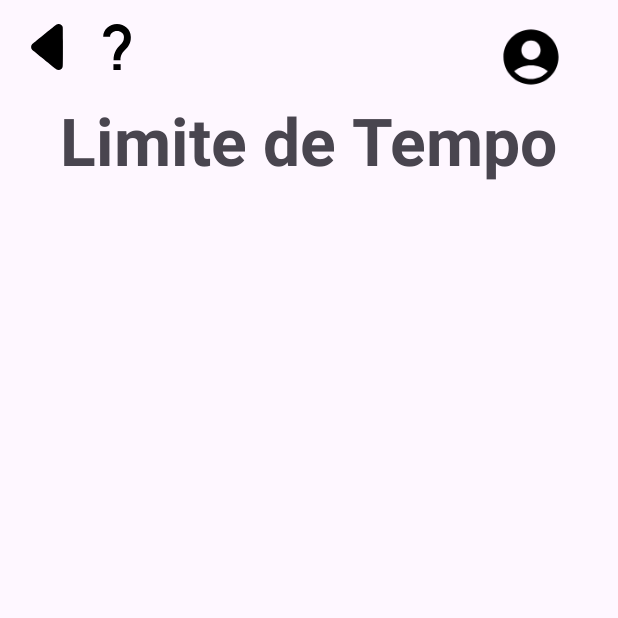
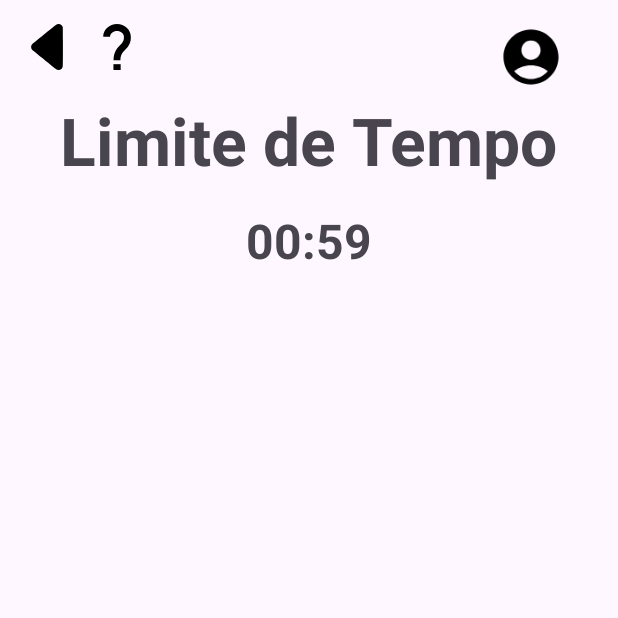
Before and after one commit to GabriellyVitoria5/App-Termix, an Android app: the TimeLimitMinigame screen opened directly, with no data from a screen before it, on a phone screen of 412 x 824 dp, the top half of it. Run offline under Robolectric (Android 15) with nearby library versions, the phone set to English and light mode, and no system bars.

Commit message:
Adiciona lógica de contagem regressiva ao minijogo de limite de tempo e exibe o timer na interface

```diff
--- a/app/src/main/java/com/ifmg/termix/TimeLimitMinigame.kt
+++ b/app/src/main/java/com/ifmg/termix/TimeLimitMinigame.kt
@@ -2,23 +2,33 @@ package com.ifmg.termix
 
 import android.content.Intent
 import android.os.Bundle
+import android.os.CountDownTimer
+import android.widget.TextView
 import androidx.activity.enableEdgeToEdge
 import androidx.appcompat.app.AppCompatActivity
 import androidx.core.view.ViewCompat
 import androidx.core.view.WindowInsetsCompat
 import com.ifmg.termix.databinding.ActivityTimeLimitMinigameBinding
+import java.util.Locale
 
 class TimeLimitMinigame : AppCompatActivity() {
 
     private lateinit var tileLimiteMinigameBinding: ActivityTimeLimitMinigameBinding
+    private lateinit var timerText: TextView
+    private var countDownTimer: CountDownTimer? = null
+    private val totalTimeInMillis: Long = 60000 // 1 minuto = 60000 milissegundos
+    private var isGameWon = false // Variável que indica se o jogador acertou a palavra
 
     override fun onCreate(savedInstanceState: Bundle?) {
         super.onCreate(savedInstanceState)
         enableEdgeToEdge()
 
-        // Inflar os componentes da interface
+        // Infla os componentes da interface
         tileLimiteMinigameBinding = ActivityTimeLimitMinigameBinding.inflate(layoutInflater)
         setContentView(tileLimiteMinigameBinding.root)
+
+        // Referencia o TextView para o timer
+        timerText = findViewById(R.id.timer_time_limit)
 
         ViewCompat.setOnApplyWindowInsetsListener(findViewById(R.id.main)) { v, insets ->
             val systemBars = insets.getInsets(WindowInsetsCompat.Type.systemBars())
@@ -26,22 +36,71 @@ class TimeLimitMinigame : AppCompatActivity() {
             insets
         }
 
+        // Registra eventos de botão
         registerButtonEvents()
+
+        // Inicia o timer
+        startTimer()
     }
 
-    // Configurar todos os eventos de botão
-    private fun registerButtonEvents(){
+    private fun startTimer() {
+        countDownTimer = object : CountDownTimer(totalTimeInMillis, 1000) {
+            override fun onTick(millisUntilFinished: Long) {
+                val secondsRemaining = millisUntilFinished / 1000
+                val minutes = secondsRemaining / 60
+                val seconds = secondsRemaining % 60
+                timerText.text = String.format(Locale.getDefault(), "%02d:%02d", minutes, seconds)
 
-        // Voltar à tela de minijogos
+                // Se o jogo foi ganho, para o timer
+                if (isGameWon) {
+                    cancelTimer()
+                }
+            }
+
+            override fun onFinish() {
+                timerText.text = getString(R.string._00_00)
+                // TODO: adicionar a lógica para interromper o jogo quando o timer chegar a 00:00
+                if (!isGameWon) {
+                    endGame() // Finaliza o jogo se o tempo acabar e o jogador não tiver ganhado
+                }
+            }
+        }.start()
+    }
+
+    private fun cancelTimer() {
+        countDownTimer?.cancel()
+    }
+
+    // TODO: adicionar a lógica para verificar se a palavra foi adivinhada corretamente
+    private fun onWordGuessedCorrectly() {
+        isGameWon = true
+        // Para o timer quando o jogador acertar
+        cancelTimer()
+        // Ação adicional quando o jogador acertar
+        // Você pode adicionar lógica para mostrar uma tela de vitória ou outra coisa
+    }
+
+    // TODO: adicionar a lógica para interromper o jogo quando o timer chegar a 00:00
+    private fun endGame() {}
+
+    // Configura todos os eventos de botão
+    private fun registerButtonEvents() {
+        // Volta à tela de minijogos
         tileLimiteMinigameBinding.backToHomeTimeLimitBtn.setOnClickListener {
             val intent = Intent(this, MinigamesHome::class.java)
             startActivity(intent)
         }
 
-        // Mover para a activity do perfil do jogador
+        // Move para a activity do perfil do jogador
         tileLimiteMinigameBinding.profileTimeLimiteBtn.setOnClickListener {
             val intent = Intent(this, Profile::class.java)
             startActivity(intent)
         }
     }
+
+    override fun onDestroy() {
+        super.onDestroy()
+        // Cancela o timer se a activity for destruída antes de terminar
+        countDownTimer?.cancel()
+    }
 }
--- a/app/src/main/res/layout/activity_time_limit_minigame.xml
+++ b/app/src/main/res/layout/activity_time_limit_minigame.xml
@@ -54,4 +54,17 @@
         app:layout_constraintStart_toStartOf="parent"
         app:layout_constraintTop_toTopOf="parent" />
 
+    <TextView
+        android:id="@+id/timer_time_limit"
+        android:layout_width="wrap_content"
+        android:layout_height="wrap_content"
+        android:text="@string/_01_00"
+        android:textSize="@dimen/font_32"
+        android:textStyle="bold"
+        android:layout_marginTop="16dp"
+        app:layout_constraintEnd_toEndOf="parent"
+        app:layout_constraintStart_toStartOf="parent"
+        app:layout_constraintTop_toBottomOf="@+id/title_time_limite_minigame" />
+
+
 </androidx.constraintlayout.widget.ConstraintLayout>
--- /dev/null
+++ b/app/src/main/res/values/dimens.xml
@@ -0,0 +1,4 @@
+<?xml version="1.0" encoding="utf-8"?>
+<resources>
+    <dimen name="font_32">32sp</dimen>
+</resources>
--- a/app/src/main/res/values/strings.xml
+++ b/app/src/main/res/values/strings.xml
@@ -35,4 +35,6 @@
     <string name="rule_example_e">E</string>
     <string name="rule_example_r">R</string>
     <string name="rule_example_a">A</string>
+    <string name="_01_00">01:00</string>
+    <string name="_00_00">00:00</string>
 </resources>
```
